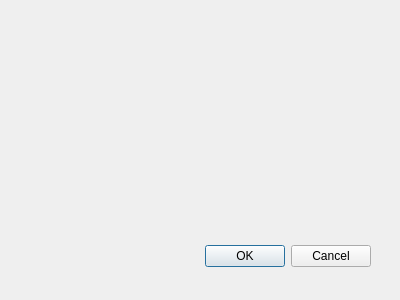
The window that info_silo/UI/graph.ui (austinschaaf1/455_final) describes before a commit, drawn with Qt 5.
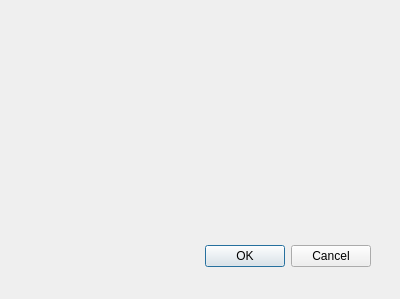
The same window after the commit.

What changed in the file:
```diff
--- a/info_silo/UI/graph.ui
+++ b/info_silo/UI/graph.ui
@@ -7,7 +7,7 @@
     <x>0</x>
     <y>0</y>
     <width>400</width>
-    <height>300</height>
+    <height>299</height>
    </rect>
   </property>
   <property name="windowTitle">
```
